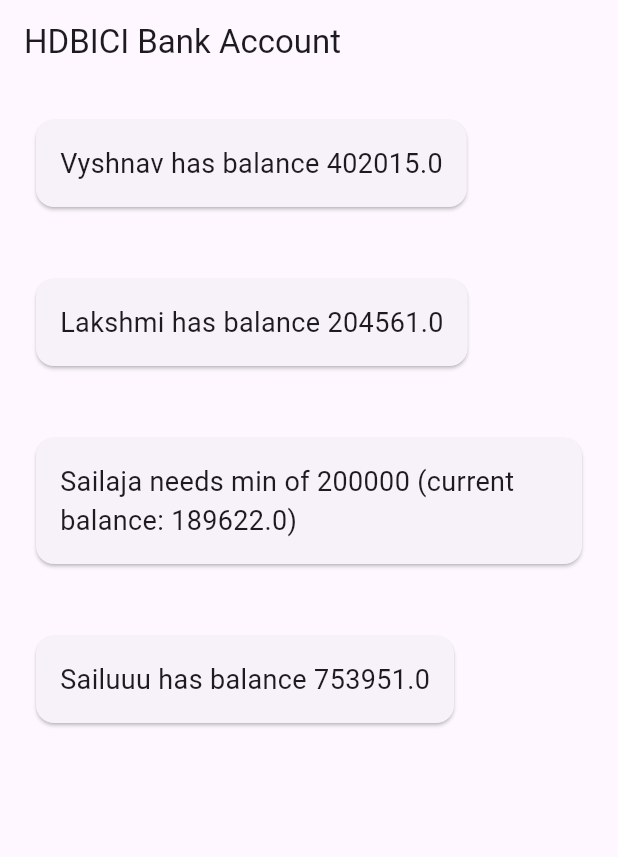
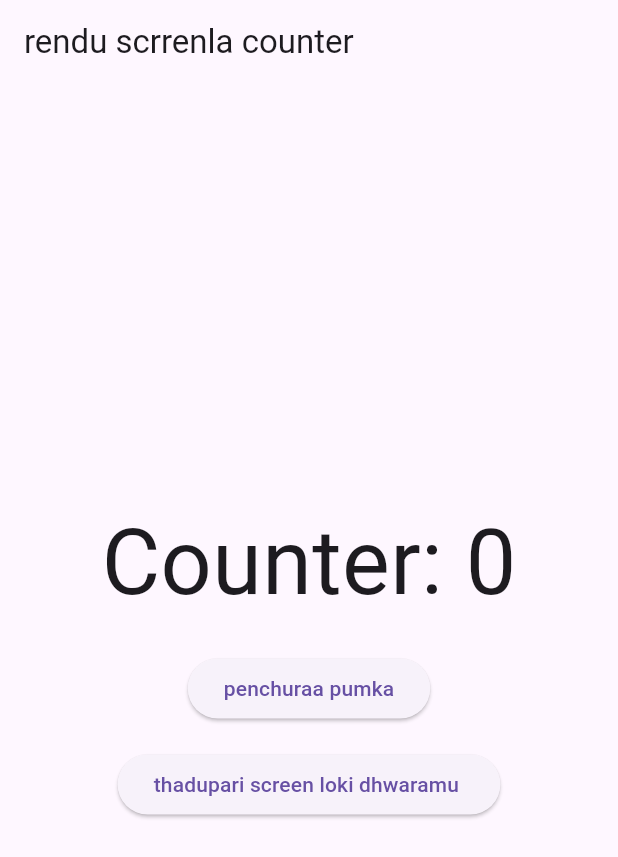
Before and after one commit to vyshnav-veeravalli/flutter-development, a Flutter app: the screen it shows after launch, on a phone screen of 412 x 824 dp. Shown: the top 857 px of the screen. Run offline on Flutter 3.47's test engine with Material 3 defaults, Android fonts, the light colour scheme and no system bars.

Commit message:
eedho raasa le

```diff
--- a/flutter_widgets/lib/main.dart
+++ b/flutter_widgets/lib/main.dart
@@ -1,62 +1,74 @@
 import 'package:flutter/material.dart';
+import 'package:provider/provider.dart';
 
 void main(){
-  runApp(const MyApp());
+  runApp(ChangeNotifierProvider(
+    create: (_) => CounterModel(),
+    child: const myApp(),
+    ),
+  );
 }
 
-class MyApp extends StatelessWidget{
-  const MyApp({super.key});
 
-  Widget build(BuildContext context){
+class CounterModel extends ChangeNotifier{
+  int _count=0;
+  int get count => _count;
+
+  void increment(){
+    _count++;
+    notifyListeners();
+  }
+}
+
+class myApp extends StatelessWidget{
+  const myApp({super.key});
+
+  @override
+  Widget build(BuildContext context) {
     return MaterialApp(
-      title: "Bank App UPI",
-      theme: ThemeData(
-        primarySwatch: Colors.deepPurple,
-      ),
-      home: const HomeScreen(),
+      title: 'Provider Demo',
+      theme: ThemeData(primarySwatch: Colors.deepOrange),
+      home: const ScreenOne(),
     );
   }
 }
 
-class HomeScreen extends StatelessWidget{
-  const HomeScreen({super.key});
+class ScreenOne extends StatelessWidget{
+  const ScreenOne({super.key});
 
-  Widget build(BuildContext context){
+  @override
+  Widget build(BuildContext context) {
+    final counter = Provider.of<CounterModel>(context);
     return Scaffold(
-      appBar: AppBar(
-        title: const Text('HDBICI Bank Account'),
-      ),
-      body: Column(
-        crossAxisAlignment: CrossAxisAlignment.start,
-        children: const [
-          AccountCard(name: "Vyshnav", balance: 402015),
-          AccountCard(name: "Lakshmi", balance: 204561),
-          AccountCard(name: "Sailaja", balance: 189622),
-          AccountCard(name: "Sailuuu", balance: 753951),
-        ],
+      appBar: AppBar(title: const Text("rendu scrrenla counter"),),
+      body: Center(
+        child: Column(
+          mainAxisAlignment: MainAxisAlignment.center,
+          children: [
+            Text("Counter: ${counter.count}", style: const TextStyle(fontSize: 60),),
+            const SizedBox(height: 16,width: 60,),
+            ElevatedButton(onPressed: counter.increment, child: const Text("penchuraa pumka"),),
+            const SizedBox(height: 16, width: 60,),
+            ElevatedButton(onPressed: (){
+              Navigator.push(context, MaterialPageRoute(builder: (_) => const ScreenTwo()),);
+            }, child: const Text("thadupari screen loki dhwaramu "),),],
+        ),
       ),
     );
   }
 }
 
 
-class AccountCard extends StatelessWidget{
-  final String name;
-  final double balance;
+class ScreenTwo extends StatelessWidget{
+  const ScreenTwo({super.key});
 
-  const AccountCard({super.key, required this.name, required this.balance});
-
-  Widget build(BuildContext context){
-    return Card(
-      margin: const EdgeInsets.all(24),
-      child: Padding(
-        padding: const EdgeInsets.all(16),
-        child: Text(
-          balance >= 200000
-            ? "$name has balance $balance"
-            : "$name needs min of 200000 (current balance: $balance)",
-          style: const TextStyle(fontSize: 18),
-        ),
+  @override
+  Widget build(BuildContext context) {
+    final counter = Provider.of<CounterModel>(context);
+    return Scaffold(
+      appBar: AppBar(title: const Text("rendova thera"),),
+      body: Center(
+        child: Text("Shared Counter: ${counter.count}", style: const TextStyle(fontSize: 28),),
       ),
     );
   }
--- a/flutter_widgets/pubspec.yaml
+++ b/flutter_widgets/pubspec.yaml
@@ -30,6 +30,8 @@ environment:
 dependencies:
   flutter:
     sdk: flutter
+  provider: ^6.1.1
+
 
   # The following adds the Cupertino Icons font to your application.
   # Use with the CupertinoIcons class for iOS style icons.
```
Also changed, not shown: flutter_widgets/pubspec.lock.
